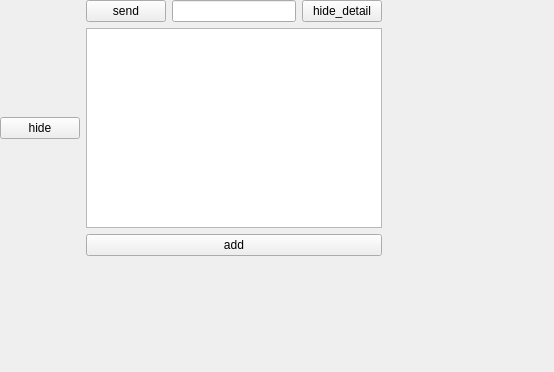
First picture: the form in UI/demo.ui, repository JoeEmp/AirMemo, before the edit.
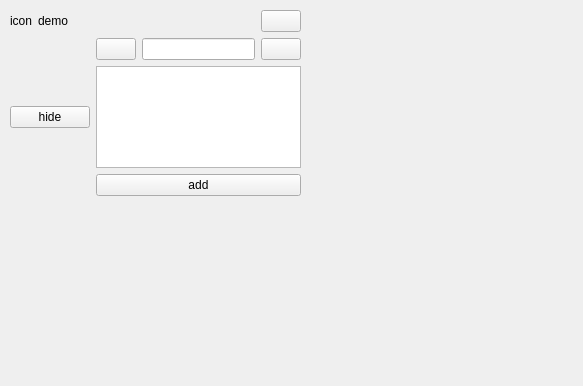
Second picture: the form after the edit. Icons and pictures are not drawn.

Commit message: 船新布局

Patch:
```diff
--- a/UI/demo.ui
+++ b/UI/demo.ui
@@ -6,64 +6,119 @@
    <rect>
     <x>0</x>
     <y>0</y>
-    <width>554</width>
-    <height>372</height>
+    <width>583</width>
+    <height>386</height>
    </rect>
   </property>
   <property name="windowTitle">
-   <string>test</string>
+   <string>demo</string>
+  </property>
+  <property name="windowIcon">
+   <iconset>
+    <normaloff>app_icon.png</normaloff>app_icon.png</iconset>
+  </property>
+  <property name="autoFillBackground">
+   <bool>true</bool>
+  </property>
+  <property name="unifiedTitleAndToolBarOnMac">
+   <bool>false</bool>
   </property>
   <widget class="QWidget" name="centralwidget">
-   <widget class="QWidget" name="horizontalLayoutWidget">
+   <property name="mouseTracking">
+    <bool>true</bool>
+   </property>
+   <widget class="QWidget" name="verticalLayoutWidget">
     <property name="geometry">
      <rect>
-      <x>0</x>
-      <y>0</y>
-      <width>382</width>
-      <height>256</height>
+      <x>10</x>
+      <y>10</y>
+      <width>291</width>
+      <height>186</height>
      </rect>
     </property>
-    <layout class="QHBoxLayout" name="rootLayout">
+    <layout class="QVBoxLayout" name="rootLayout">
      <item>
-      <widget class="QPushButton" name="hideBtn">
-       <property name="text">
-        <string>hide</string>
-       </property>
-      </widget>
+      <layout class="QHBoxLayout" name="titleLayout">
+       <item>
+        <widget class="QLabel" name="label">
+         <property name="text">
+          <string>icon</string>
+         </property>
+        </widget>
+       </item>
+       <item>
+        <widget class="QLabel" name="label_2">
+         <property name="text">
+          <string>demo</string>
+         </property>
+        </widget>
+       </item>
+       <item>
+        <spacer name="horizontalSpacer">
+         <property name="orientation">
+          <enum>Qt::Horizontal</enum>
+         </property>
+         <property name="sizeHint" stdset="0">
+          <size>
+           <width>40</width>
+           <height>20</height>
+          </size>
+         </property>
+        </spacer>
+       </item>
+       <item>
+        <widget class="QPushButton" name="pushButton">
+         <property name="text">
+          <string/>
+         </property>
+        </widget>
+       </item>
+      </layout>
      </item>
      <item>
-      <layout class="QVBoxLayout" name="verticalLayout">
+      <layout class="QHBoxLayout" name="winLayout">
        <item>
-        <layout class="QGridLayout" name="noteLayout">
-         <item row="0" column="2">
-          <widget class="QPushButton" name="hide_detailBtn">
-           <property name="text">
-            <string>hide_detail</string>
-           </property>
-          </widget>
+        <widget class="QPushButton" name="hideBtn">
+         <property name="text">
+          <string>hide</string>
+         </property>
+        </widget>
+       </item>
+       <item>
+        <layout class="QVBoxLayout" name="verticalLayout">
+         <item>
+          <layout class="QGridLayout" name="noteLayout">
+           <item row="0" column="1">
+            <widget class="QLineEdit" name="note_le"/>
+           </item>
+           <item row="0" column="0">
+            <widget class="QPushButton" name="send_btn">
+             <property name="text">
+              <string/>
+             </property>
+            </widget>
+           </item>
+           <item row="0" column="2">
+            <widget class="QPushButton" name="hide_detail_btn">
+             <property name="text">
+              <string/>
+             </property>
+            </widget>
+           </item>
+           <item row="1" column="0" colspan="3">
+            <widget class="QTextEdit" name="detail_tx"/>
+           </item>
+          </layout>
          </item>
-         <item row="0" column="0">
-          <widget class="QPushButton" name="sendBtn">
+         <item>
+          <widget class="QPushButton" name="add_btn">
            <property name="text">
-            <string>send</string>
+            <string>add</string>
            </property>
           </widget>
          </item>
-         <item row="0" column="1">
-          <widget class="QLineEdit" name="noteLE"/>
-         </item>
-         <item row="1" column="0" colspan="3">
-          <widget class="QTextEdit" name="detailTE"/>
-         </item>
         </layout>
        </item>
-       <item>
-        <widget class="QPushButton" name="addBtn">
-         <property name="text">
-          <string>add</string>
-         </property>
-        </widget>
-       </item>
       </layout>
      </item>
     </layout>
```
Left out of the diff: 3 changed lines with no effect on the pictures. The commit also changes 1 other file.
